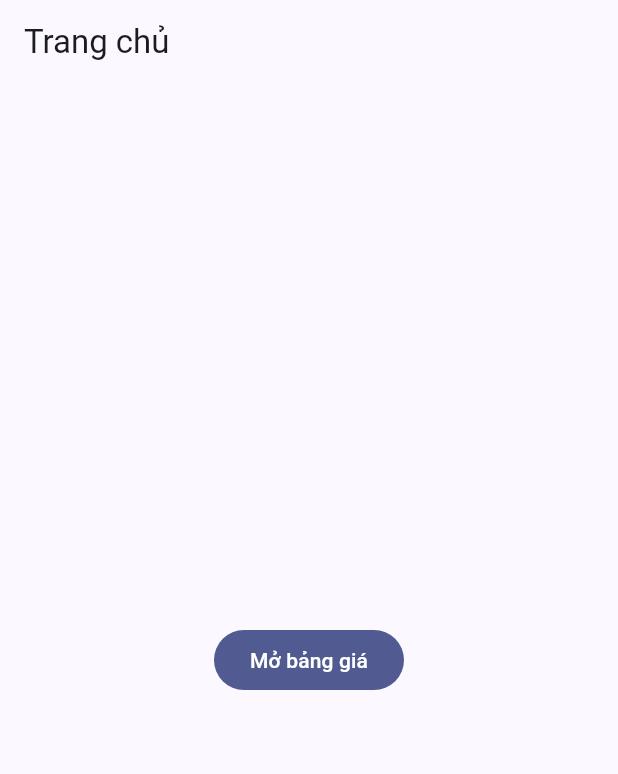
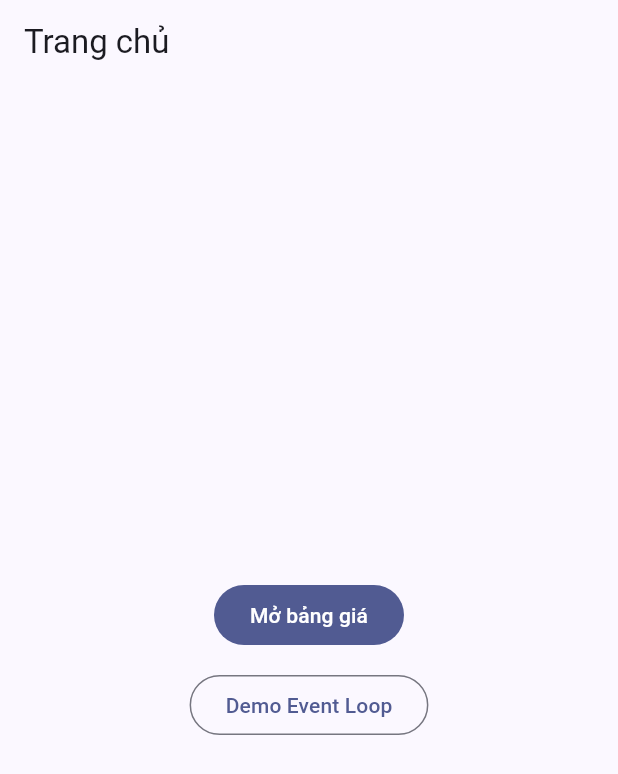
Before and after one commit to dinhhtranthaophuong/realtime_price_stream, a Flutter app: the screen it shows after launch, on a phone screen of 412 x 824 dp. Shown: the top 774 px of the screen. Run offline on Flutter 3.47's test engine with Material 3 defaults, Android fonts, the phone set to English and light mode, and no system bars.

Commit message:
feat: add event loop and microtask demo screen

```diff
--- a/lib/main.dart
+++ b/lib/main.dart
@@ -1,4 +1,5 @@
 import 'package:flutter/material.dart';
+import 'screens/event_loop_screen.dart';
 import 'screens/price_screen.dart';
 
 void main() => runApp(const MyApp());
@@ -21,12 +22,25 @@ class HomeScreen extends StatelessWidget {
   Widget build(BuildContext context) => Scaffold(
         appBar: AppBar(title: const Text('Trang chủ')),
         body: Center(
-          child: FilledButton(
-            onPressed: () => Navigator.push(
-              context,
-              MaterialPageRoute(builder: (_) => const PriceScreen()),
-            ),
-            child: const Text('Mở bảng giá'),
+          child: Column(
+            mainAxisSize: MainAxisSize.min,
+            children: [
+              FilledButton(
+                onPressed: () => Navigator.push(
+                  context,
+                  MaterialPageRoute(builder: (_) => const PriceScreen()),
+                ),
+                child: const Text('Mở bảng giá'),
+              ),
+              const SizedBox(height: 12),
+              OutlinedButton(
+                onPressed: () => Navigator.push(
+                  context,
+                  MaterialPageRoute(builder: (_) => const EventLoopScreen()),
+                ),
+                child: const Text('Demo Event Loop'),
+              ),
+            ],
           ),
         ),
       );
```
Also changed, not shown: lib/screens/event_loop_screen.dart (added, +74 -0 lines).
